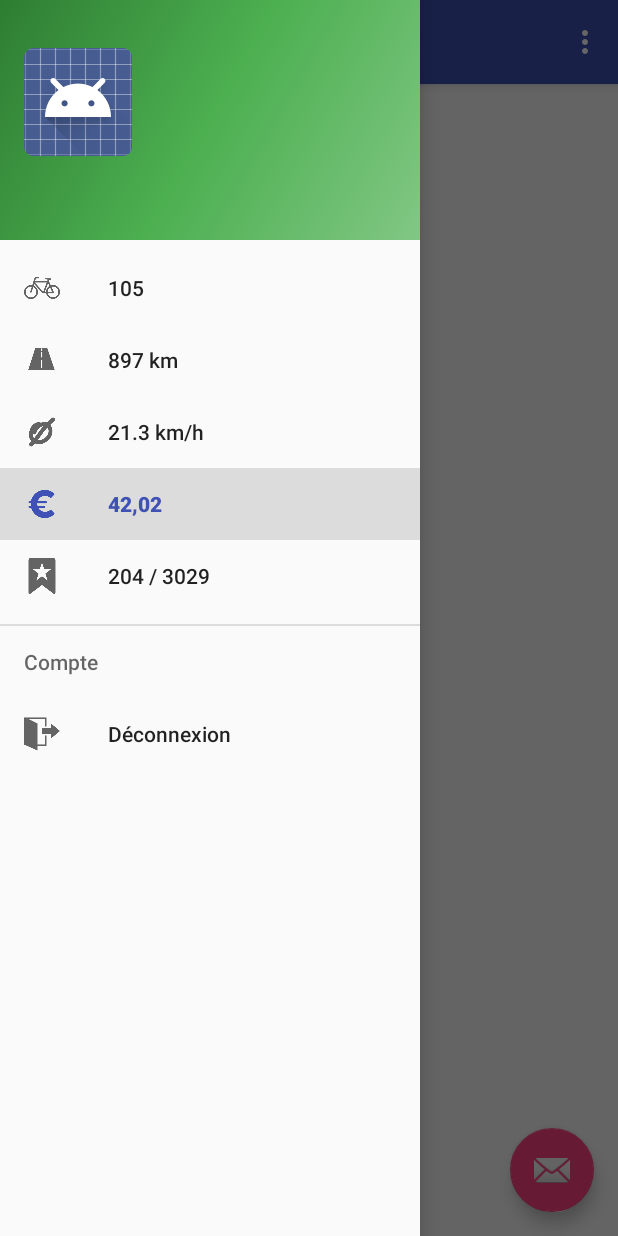
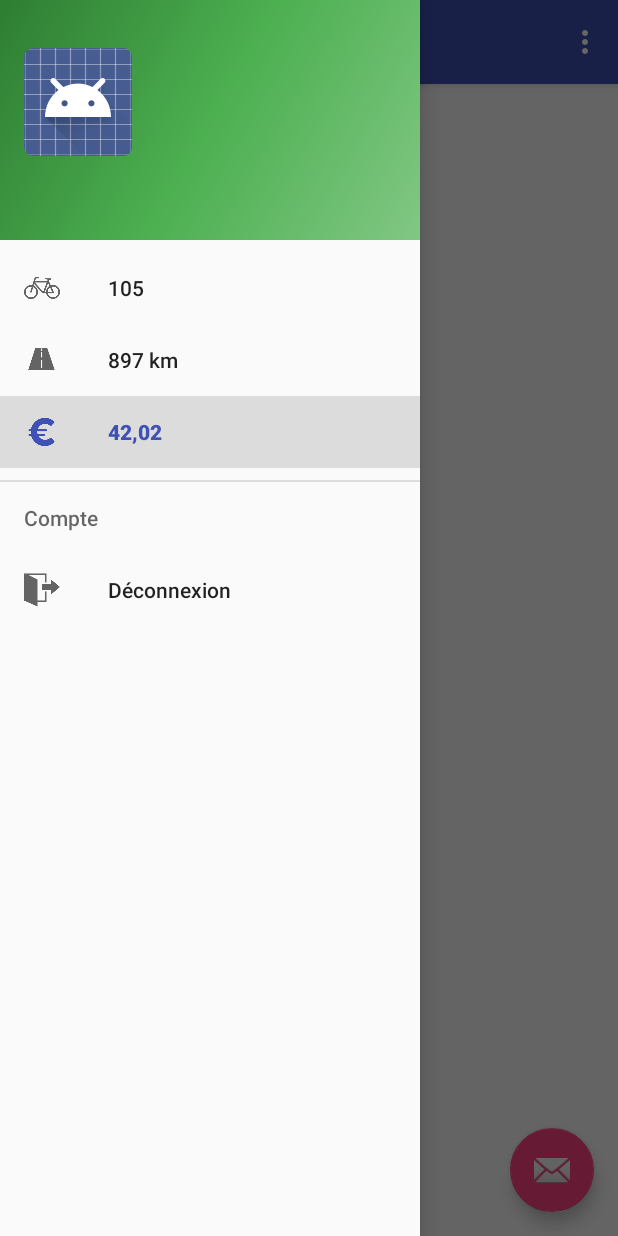
Before and after one commit to SmartPld/velociraptor-client, an Android app: the VelociraptorActivity screen opened directly, with no data from a screen before it, in the side drawer, after a tap on "42,02", on a phone screen of 412 x 824 dp. Run offline under Robolectric (Android 15) with nearby library versions, the phone set to English and light mode, and no system bars; 6 statements that could not run were skipped.

Commit message:
menu items in user profile now also get loade from user mock profile

```diff
--- a/app/build.gradle
+++ b/app/build.gradle
@@ -7,7 +7,7 @@ android {
 
     defaultConfig {
         applicationId "com.pld.velociraptor"
-        minSdkVersion 10
+        minSdkVersion 19
         targetSdkVersion 23
         versionCode 1
         versionName "1.0"
--- a/app/src/main/java/com/pld/velociraptor/VelociraptorActivity.java
+++ b/app/src/main/java/com/pld/velociraptor/VelociraptorActivity.java
@@ -3,9 +3,8 @@ package com.pld.velociraptor;
 import android.content.Intent;
 import android.os.Bundle;
 import android.support.design.widget.FloatingActionButton;
+import android.support.design.widget.NavigationView;
 import android.support.design.widget.Snackbar;
-import android.view.View;
-import android.support.design.widget.NavigationView;
 import android.support.v4.view.GravityCompat;
 import android.support.v4.widget.DrawerLayout;
 import android.support.v7.app.ActionBarDrawerToggle;
@@ -13,9 +12,11 @@ import android.support.v7.app.AppCompatActivity;
 import android.support.v7.widget.Toolbar;
 import android.view.Menu;
 import android.view.MenuItem;
+import android.view.View;
 import android.widget.TextView;
 import android.widget.Toast;
 
+import com.pld.velociraptor.communication.ProfileInteraction;
 import com.pld.velociraptor.communication.ProfileMockInteraction;
 import com.pld.velociraptor.model.UserProfile;
 
@@ -24,6 +25,9 @@ public class VelociraptorActivity extends AppCompatActivity
 
     private String sessionToken;
     private UserProfile profile;
+
+    //TODO: Inject
+    private ProfileInteraction profileInteraction = ProfileMockInteraction.getInstance();
 
     @Override
     protected void onCreate(Bundle savedInstanceState) {
@@ -81,6 +85,15 @@ public class VelociraptorActivity extends AppCompatActivity
         TextView mailView = (TextView) findViewById(R.id.userMailTextView);
         mailView.setText(profile.getEmail());
 
+        //update details in slide in menu:
+        NavigationView navigationView = (NavigationView) findViewById(R.id.nav_view);
+        MenuItem bikeMenuView = (MenuItem) navigationView.getMenu().findItem(R.id.nav_bikes);
+        bikeMenuView.setTitle(Integer.toString(profile.getTripsTotal()));
+        MenuItem distanceMenuView = (MenuItem) navigationView.getMenu().findItem(R.id.nav_distance);
+        distanceMenuView.setTitle(Integer.toString(profile.getDistanceTotal()));
+        MenuItem pointsMenuView = (MenuItem) navigationView.getMenu().findItem(R.id.nav_cash);
+        pointsMenuView.setTitle(Integer.toString(profile.getPoints()));
+
         return true;
     }
 
@@ -112,18 +125,15 @@ public class VelociraptorActivity extends AppCompatActivity
         } else if (id == R.id.nav_distance) {
             Toast.makeText(this, "La distance totale effectuée",
                     Toast.LENGTH_SHORT).show();
-        } else if (id == R.id.nav_average) {
-            Toast.makeText(this, "Votre vitesse moyenne",
-                    Toast.LENGTH_SHORT).show();
         } else if (id == R.id.nav_cash) {
             Toast.makeText(this, "La totalité des remboursements obtenus",
                     Toast.LENGTH_SHORT).show();
-        } else if (id == R.id.nav_rank) {
-            Toast.makeText(this, "Votre placement parmi tout les utilisateurs",
-                    Toast.LENGTH_SHORT).show();
         } else if (id == R.id.nav_disconnect) {
 
-            // logout, redirect to login activity
+            // logout
+            profileInteraction.logout(sessionToken);
+
+            // redirect to login activity
             Intent loginIntent = new Intent(getApplicationContext(), LoginActivity.class);
             startActivity(loginIntent);
             finish();
--- a/app/src/main/java/com/pld/velociraptor/communication/ProfileInteraction.java
+++ b/app/src/main/java/com/pld/velociraptor/communication/ProfileInteraction.java
@@ -28,5 +28,5 @@ public interface ProfileInteraction {
     /**
      * Tells the server to invalidate the session key
      */
-    public String logout(String sessionToken);
+    public void logout(String sessionToken);
 }
--- a/app/src/main/java/com/pld/velociraptor/communication/ProfileMockInteraction.java
+++ b/app/src/main/java/com/pld/velociraptor/communication/ProfileMockInteraction.java
@@ -72,12 +72,12 @@ public class ProfileMockInteraction implements ProfileInteraction {
         }
 
         //creating a mock profile...
-        UserProfile mockProfile = new UserProfile(mockTokens.get(sessionToken), mockTokens.get(sessionToken).split("@")[0], 100, 420, 42);
+        UserProfile mockProfile = new UserProfile(mockTokens.get(sessionToken), mockTokens.get(sessionToken).split("@")[0], (int)(Math.random()*1000) , (int)(Math.random()*1000), (int)(Math.random()*1000));
         return mockProfile;
     }
 
     @Override
-    public String logout(String sessionToken) {
-        return null;
+    public void logout(String sessionToken) {
+        mockTokens.remove(sessionToken);
     }
 }
--- a/app/src/main/java/com/pld/velociraptor/communication/TripInteraction.java
+++ b/app/src/main/java/com/pld/velociraptor/communication/TripInteraction.java
@@ -4,5 +4,7 @@ package com.pld.velociraptor.communication;
  *
  * Created by schieder on 4/26/16.
  */
-public interface TripInteraction {
+public interface TripInteraction
+{
+
 }
--- a/app/src/main/res/menu/activity_velociraptor_drawer.xml
+++ b/app/src/main/res/menu/activity_velociraptor_drawer.xml
@@ -11,18 +11,9 @@
             android:icon="@drawable/distance"
             android:title="897 km" />
         <item
-            android:id="@+id/nav_average"
-            android:icon="@drawable/average"
-            android:title="21.3 km/h" />
-        <item
             android:id="@+id/nav_cash"
             android:icon="@drawable/cash"
             android:title="42,02" />
-        <item
-            android:id="@+id/nav_rank"
-            android:icon="@drawable/rank"
-            android:title="204 / 3029" />
-
     </group>
 
     <item android:title="Compte">
```
